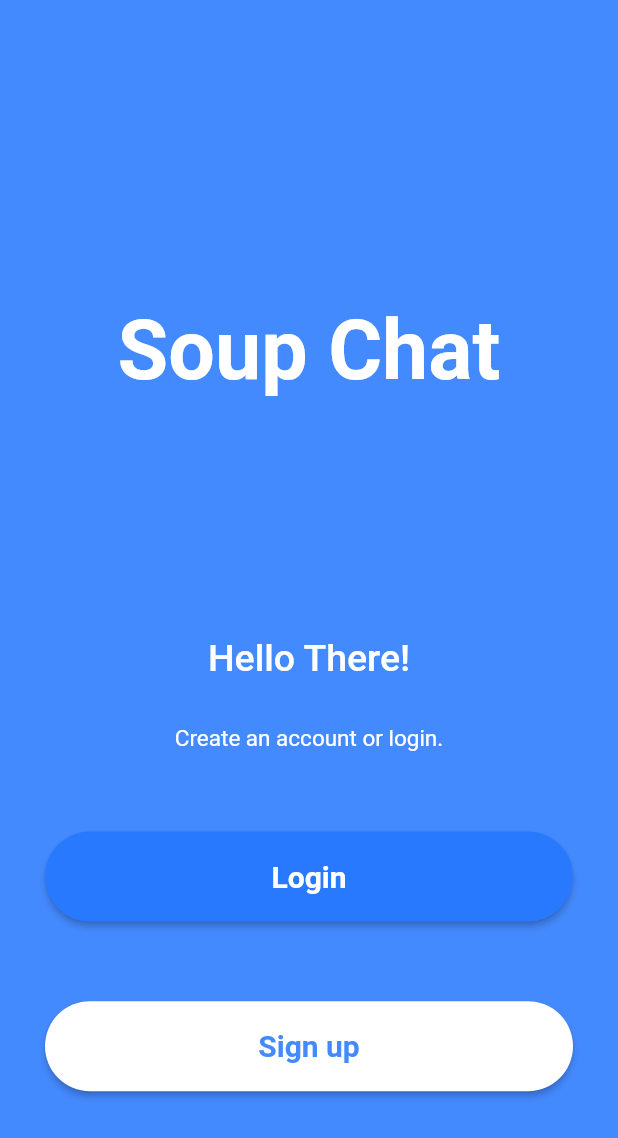
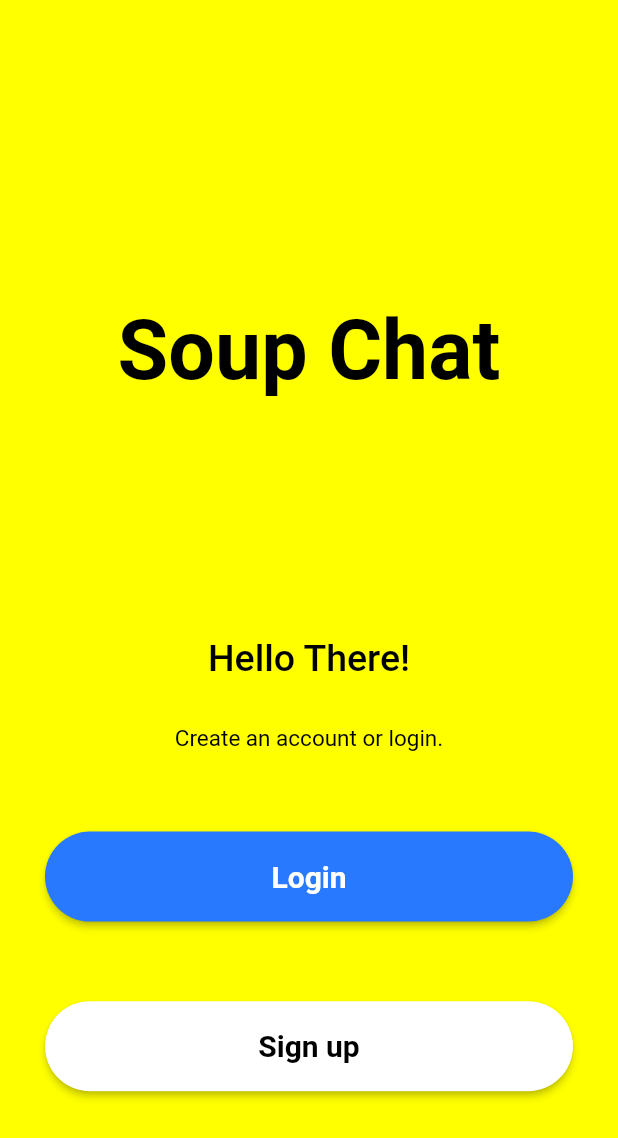
Before and after one commit to YHDF/SnapshatWannabe, a Flutter app: the screen it shows after launch, on a phone screen of 412 x 824 dp. Shown: the top 1138 px of the screen. Run offline on Flutter 3.47's test engine with Material 2 defaults, Android fonts, the phone set to English and light mode, and no system bars; our stand-ins replace cloud_firestore, firebase_auth, firebase_core, firebase_storage, flutter_bloc, freezed_annotation and 1 more; accounts and stored records are empty; Roboto replaces fonts that are missing (Fredoka).

Commit message:
FIX/Fixed problem of app installation + minor UI fixes initial page

```diff
--- a/soup_chat/lib/src/main.dart
+++ b/soup_chat/lib/src/main.dart
@@ -1,17 +1,17 @@
+import 'package:firebase_core/firebase_core.dart';
 import 'package:flutter/material.dart';
-import 'package:flutter/services.dart';
 import 'package:soup_chat/src/presentation/bootstrap.dart';
 import 'package:soup_chat/src/presentation/pages/initial_page.dart';
-
+import '../firebase_options.dart';
 import 'data/repositories/auth_repository.dart';
 
 void main() async {
-  /*await Firebase.initializeApp(
+  WidgetsFlutterBinding.ensureInitialized();
+  await Firebase.initializeApp(
     options: DefaultFirebaseOptions.currentPlatform,
-  );*/
+  );
 
   runApp(const MyApp());
-  SystemChrome.setEnabledSystemUIMode(SystemUiMode.leanBack);
 }
 
 class MyApp extends StatelessWidget {
@@ -44,16 +44,6 @@ class _MyHomePageState extends State<MyHomePage> {
 
   final AuthRepository? authRepository = AuthRepository.getInstance();
 
-  @override
-  void initState(){
-    super.initState();
-  }
-
-
-  @override
-  void dispose(){
-    super.dispose();
-  }
 
   @override
   Widget build(BuildContext context) {
--- a/soup_chat/lib/src/presentation/pages/initial_page.dart
+++ b/soup_chat/lib/src/presentation/pages/initial_page.dart
@@ -7,7 +7,7 @@ class InitialPage extends StatelessWidget {
   Widget build(BuildContext context) {
     return Scaffold(
       body: Container(
-        color: Colors.blueAccent,
+        color: Colors.yellowAccent,
         child: SafeArea(
           child: Container(
             width: double.infinity,
@@ -24,7 +24,7 @@ class InitialPage extends StatelessWidget {
                       style: TextStyle(
                           fontWeight: FontWeight.bold,
                           fontSize: 55,
-                          color: Colors.white),
+                          color: Colors.black),
                     ),
                   ),
                 ),
@@ -36,13 +36,13 @@ class InitialPage extends StatelessWidget {
                       style: TextStyle(
                           fontWeight: FontWeight.w500,
                           fontSize: 25,
-                          color: Colors.white),
+                          color: Colors.black),
                     ),
                     SizedBox(height: 30),
                     Text(
                       "Create an account or login.",
                       textAlign: TextAlign.center,
-                      style: TextStyle(color: Colors.white, fontSize: 15),
+                      style: TextStyle(color: Colors.black, fontSize: 15),
                     ),
                   ],
                 ),
@@ -93,7 +93,7 @@ class InitialPage extends StatelessWidget {
                     style: TextStyle(
                       fontWeight: FontWeight.w600,
                       fontSize: 20,
-                      color: Colors.blueAccent,
+                      color: Colors.black,
                     ),
                   ),
                 ),
```
